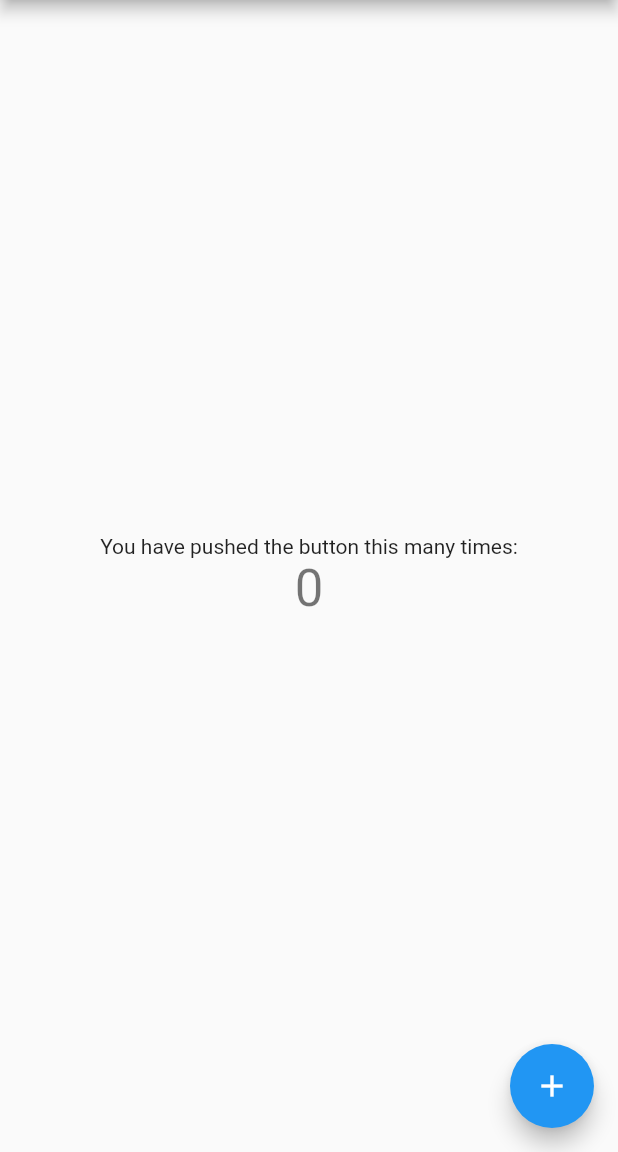
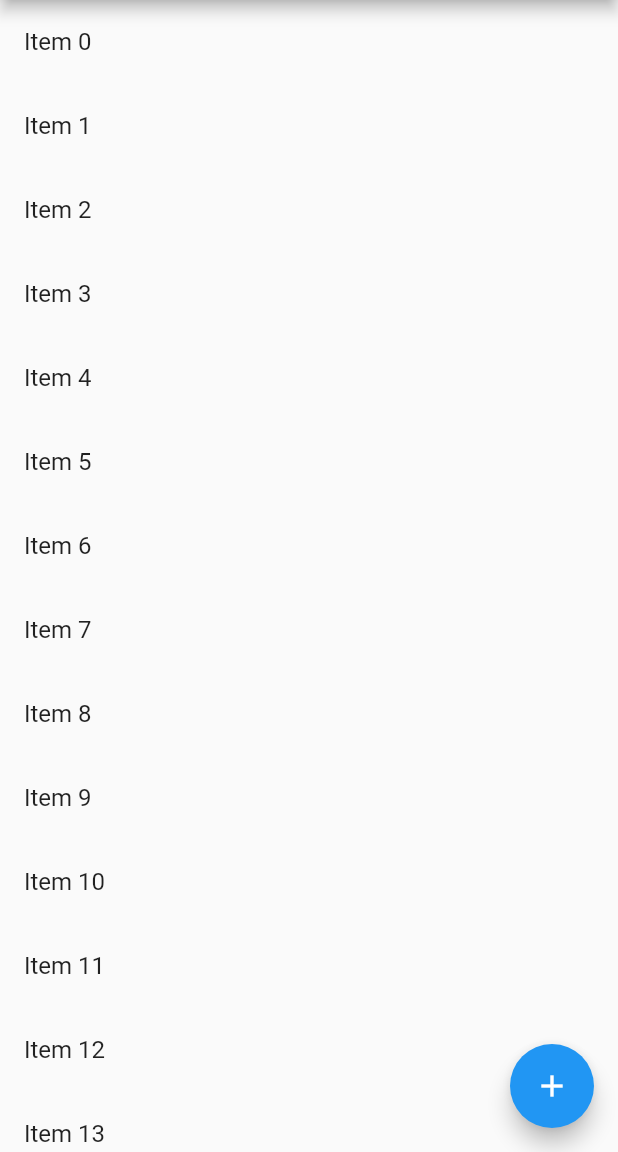
Before and after one commit to ChangJoo-Park/flutter_list_provider_example, a Flutter app: the screen it shows after launch, on a phone screen of 412 x 824 dp, the part 84-1236 px from its top. Run offline on Flutter 3.47's test engine with Material 2 defaults, Android fonts, the phone set to English and light mode, and no system bars.

Commit message:
Add items list

```diff
--- a/lib/main.dart
+++ b/lib/main.dart
@@ -26,6 +26,7 @@ class MyHomePage extends StatefulWidget {
 
 class _MyHomePageState extends State<MyHomePage> {
   int _counter = 0;
+  final items = List<String>.generate(10000, (i) => "Item $i");
 
   void _incrementCounter() {
     setState(() {
@@ -39,20 +40,15 @@ class _MyHomePageState extends State<MyHomePage> {
       appBar: AppBar(
         title: Text(widget.title),
       ),
-      body: Center(
-        child: Column(
-          mainAxisAlignment: MainAxisAlignment.center,
-          children: <Widget>[
-            Text(
-              'You have pushed the button this many times:',
-            ),
-            Text(
-              '$_counter',
-              style: Theme.of(context).textTheme.display1,
-            ),
-          ],
+        body: ListView.builder(
+          itemCount: items.length,
+          itemBuilder: (context, index) {
+            return ListTile(
+              title: Text('${items[index]}'),
+              onTap: () {},
+            );
+          },
         ),
-      ),
       floatingActionButton: FloatingActionButton(
         onPressed: _incrementCounter,
         tooltip: 'Increment',
```
